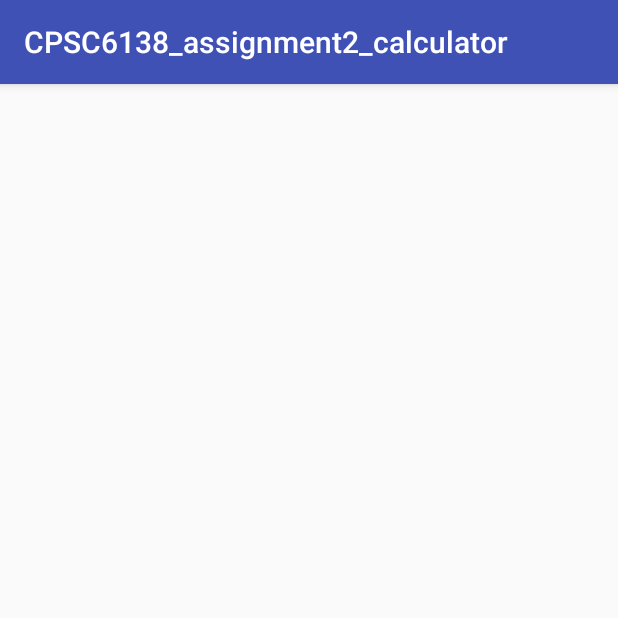
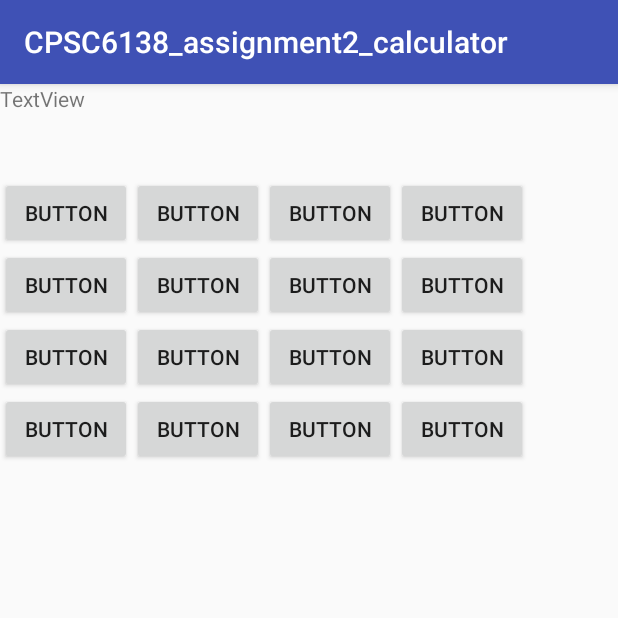
Before and after one commit to jgoodson2/cpsc6138-assignment2-calculator, an Android app: the screen it shows after launch (MainActivity), on a phone screen of 412 x 824 dp, the top half of it. Run offline under Robolectric (Android 15) with nearby library versions, the phone set to English and light mode, and no system bars.

Commit message:
add calculator control widgets

```diff
--- a/app/src/main/res/layout/activity_main.xml
+++ b/app/src/main/res/layout/activity_main.xml
@@ -6,4 +6,143 @@
     android:layout_height="match_parent"
     tools:context=".MainActivity">
 
+    <LinearLayout
+        android:id="@+id/linearLayout"
+        android:layout_width="0dp"
+        android:layout_height="0dp"
+        android:orientation="vertical"
+        app:layout_constraintBottom_toBottomOf="parent"
+        app:layout_constraintEnd_toEndOf="parent"
+        app:layout_constraintStart_toStartOf="parent"
+        app:layout_constraintTop_toTopOf="parent">
+
+        <TextView
+            android:id="@+id/textView6"
+            android:layout_width="match_parent"
+            android:layout_height="62dp"
+            android:text="TextView"
+            tools:textSize="36sp" />
+
+        <TableLayout
+            android:layout_width="match_parent"
+            android:layout_height="match_parent">
+
+            <TableRow
+                android:layout_width="match_parent"
+                android:layout_height="match_parent">
+
+                <Button
+                    android:id="@+id/button7"
+                    android:layout_width="wrap_content"
+                    android:layout_height="wrap_content"
+                    android:text="Button" />
+
+                <Button
+                    android:id="@+id/button5"
+                    android:layout_width="wrap_content"
+                    android:layout_height="wrap_content"
+                    android:text="Button" />
+
+                <Button
+                    android:id="@+id/button4"
+                    android:layout_width="wrap_content"
+                    android:layout_height="wrap_content"
+                    android:text="Button" />
+
+                <Button
+                    android:id="@+id/button6"
+                    android:layout_width="wrap_content"
+                    android:layout_height="wrap_content"
+                    android:text="Button" />
+
+            </TableRow>
+
+            <TableRow
+                android:layout_width="match_parent"
+                android:layout_height="match_parent">
+
+                <Button
+                    android:id="@+id/button8"
+                    android:layout_width="wrap_content"
+                    android:layout_height="wrap_content"
+                    android:text="Button" />
+
+                <Button
+                    android:id="@+id/button9"
+                    android:layout_width="wrap_content"
+                    android:layout_height="wrap_content"
+                    android:text="Button" />
+
+                <Button
+                    android:id="@+id/button10"
+                    android:layout_width="wrap_content"
+                    android:layout_height="wrap_content"
+                    android:text="Button" />
+
+                <Button
+                    android:id="@+id/button11"
+                    android:layout_width="wrap_content"
+                    android:layout_height="wrap_content"
+                    android:text="Button" />
+            </TableRow>
+
+            <TableRow
+                android:layout_width="match_parent"
+                android:layout_height="match_parent">
+
+                <Button
+                    android:id="@+id/button12"
+                    android:layout_width="wrap_content"
+                    android:layout_height="wrap_content"
+                    android:text="Button" />
+
+                <Button
+                    android:id="@+id/button13"
+                    android:layout_width="wrap_content"
+                    android:layout_height="wrap_content"
+                    android:text="Button" />
+
+                <Button
+                    android:id="@+id/button14"
+                    android:layout_width="wrap_content"
+                    android:layout_height="wrap_content"
+                    android:text="Button" />
+
+                <Button
+                    android:id="@+id/button15"
+                    android:layout_width="wrap_content"
+                    android:layout_height="wrap_content"
+                    android:text="Button" />
+            </TableRow>
+
+            <TableRow
+                android:layout_width="match_parent"
+                android:layout_height="match_parent">
+
+                <Button
+                    android:id="@+id/button16"
+                    android:layout_width="wrap_content"
+                    android:layout_height="wrap_content"
+                    android:text="Button" />
+
+                <Button
+                    android:id="@+id/button17"
+                    android:layout_width="wrap_content"
+                    android:layout_height="wrap_content"
+                    android:text="Button" />
+
+                <Button
+                    android:id="@+id/button18"
+                    android:layout_width="wrap_content"
+                    android:layout_height="wrap_content"
+                    android:text="Button" />
+
+                <Button
+                    android:id="@+id/button19"
+                    android:layout_width="wrap_content"
+                    android:layout_height="wrap_content"
+                    android:text="Button" />
+            </TableRow>
+        </TableLayout>
+    </LinearLayout>
 </android.support.constraint.ConstraintLayout>
```
